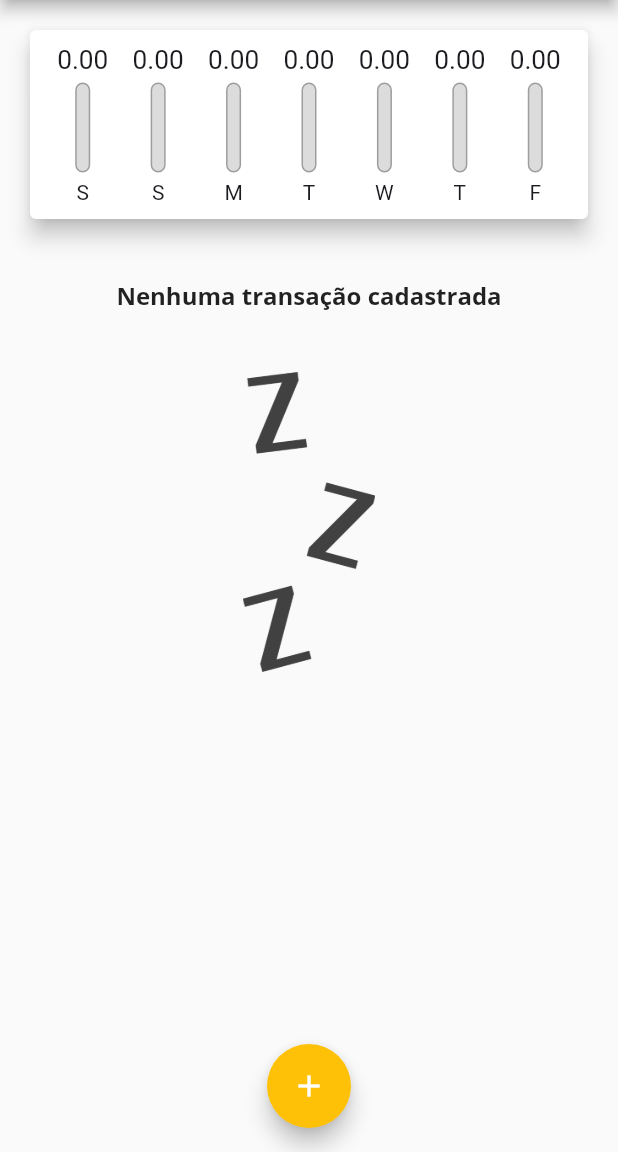
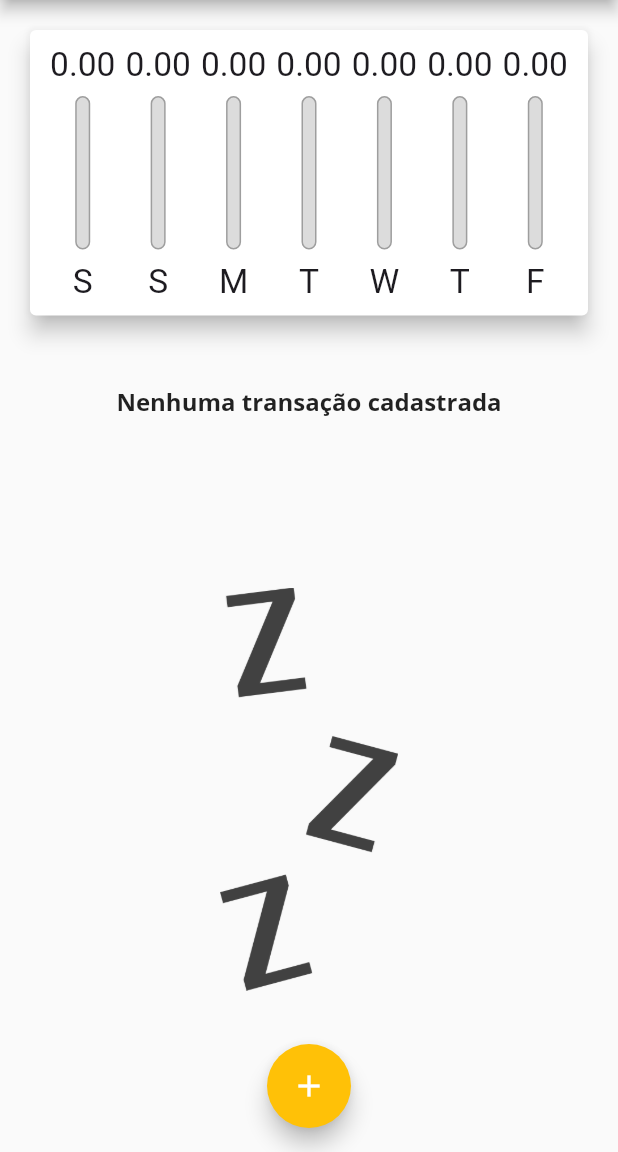
Before and after one commit to ArianeBeltrao/personal-expenses, a Flutter app: the screen it shows after launch, on a phone screen of 412 x 824 dp, the part 84-1236 px from its top. Run offline on Flutter 3.47's test engine with Material 3 defaults, Android fonts, the phone set to English and light mode, and no system bars.

Commit message:
feat: added media query on landscape orientation and aplied height to fix small screens

```diff
--- a/lib/components/chart_bar.dart
+++ b/lib/components/chart_bar.dart
@@ -14,16 +14,17 @@ class ChartBar extends StatelessWidget {
 
   @override
   Widget build(BuildContext context) {
+    return LayoutBuilder(
+      builder: (ctx, constraints) {
         return Column(
-      children: <Widget>[
-        Container(
-          height: 20,
-
+          children: [
+            SizedBox(
+              height: constraints.maxHeight * 0.15,
               child: FittedBox(child: Text(value.toStringAsFixed(2))),
             ),
-        SizedBox(height: 5),
-        Container(
-          height: 60,
+            SizedBox(height: constraints.maxHeight * 0.05),
+            SizedBox(
+              height: constraints.maxHeight * 0.6,
               width: 10,
               child: Stack(
                 alignment: Alignment.bottomCenter,
@@ -31,7 +32,7 @@ class ChartBar extends StatelessWidget {
                   Container(
                     decoration: BoxDecoration(
                       border: Border.all(color: Colors.grey, width: 1.0),
-                  color: Color.fromRGBO(220, 220, 220, 1),
+                      color: const Color.fromRGBO(220, 220, 220, 1),
                       borderRadius: BorderRadius.circular(5),
                     ),
                   ),
@@ -47,9 +48,14 @@ class ChartBar extends StatelessWidget {
                 ],
               ),
             ),
-        SizedBox(height: 5),
-        Text(label),
+            SizedBox(height: constraints.maxHeight * 0.05),
+            SizedBox(
+              height: constraints.maxHeight * 0.15,
+              child: FittedBox(child: Text(label)),
+            ),
           ],
+        );
+      },
     );
   }
 }
--- a/lib/components/transaction_list.dart
+++ b/lib/components/transaction_list.dart
@@ -10,26 +10,30 @@ class TransactionList extends StatelessWidget {
 
   @override
   Widget build(BuildContext context) {
-    return Container(
-      height: 430,
-      child:
-          transactions.isEmpty
-              ? Column(
+    return transactions.isEmpty
+        ? LayoutBuilder(
+          builder: (ctx, constraints) {
+            return Column(
               children: <Widget>[
-                  SizedBox(height: 20),
-                  Text(
+                SizedBox(height: constraints.maxHeight * 0.05),
+                Container(
+                  height: constraints.maxHeight * 0.2,
+                  child: Text(
                     'Nenhuma transação cadastrada',
                     style: Theme.of(context).textTheme.titleLarge,
                   ),
-                  SizedBox(height: 40),
+                ),
+                SizedBox(height: constraints.maxHeight * 0.05),
                 Container(
-                    height: 200,
+                  height: constraints.maxHeight * 0.5,
                   child: Image.asset(
                     'assets/images/waiting.png',
                     fit: BoxFit.cover,
                   ),
                 ),
               ],
+            );
+          },
         )
         : ListView.builder(
           itemCount: transactions.length,
@@ -60,7 +64,6 @@ class TransactionList extends StatelessWidget {
               ),
             );
           },
-              ),
         );
   }
 }
--- a/lib/main.dart
+++ b/lib/main.dart
@@ -1,4 +1,5 @@
 import 'package:flutter/material.dart';
+import 'package:flutter/services.dart';
 
 import 'dart:math';
 
@@ -56,6 +57,7 @@ class MyHomePage extends StatefulWidget {
 
 class _MyHomePageState extends State<MyHomePage> {
   final List<Transaction> _transactions = [];
+  bool _showChart = false;
 
   List<Transaction> get _recentTransactions {
     return _transactions.where((tr) {
@@ -95,22 +97,52 @@ class _MyHomePageState extends State<MyHomePage> {
 
   @override
   Widget build(BuildContext context) {
-    return Scaffold(
-      appBar: AppBar(
+    bool isLandscape =
+        MediaQuery.of(context).orientation == Orientation.landscape;
+
+    final appBar = AppBar(
       title: Text('Despesas Pessoais'),
       actions: <Widget>[
+        if (isLandscape)
+          IconButton(
+            onPressed: () {
+              setState(() {
+                setState(() {
+                  _showChart = !_showChart;
+                });
+              });
+            },
+            icon: Icon(_showChart ? Icons.list : Icons.show_chart),
+          ),
         IconButton(
           onPressed: () => _openTransactionFormModal(context),
           icon: Icon(Icons.add),
         ),
       ],
-      ),
+    );
+    final availableHeight =
+        MediaQuery.of(context).size.height -
+        appBar.preferredSize.height -
+        MediaQuery.of(
+          context,
+        ).padding.top; // faz a aplicação total não ter mais scrool, só no list
+
+    return Scaffold(
+      appBar: appBar,
       body: SingleChildScrollView(
         child: Column(
           crossAxisAlignment: CrossAxisAlignment.stretch,
-          children: [
-            Chart(_recentTransactions),
-            TransactionList(_transactions, _removeTransaction),
+          children: <Widget>[
+            if (_showChart || !isLandscape)
+              Container(
+                height: availableHeight * (isLandscape ? 0.7 : 0.3),
+                child: Chart(_recentTransactions),
+              ),
+            if (!_showChart || !isLandscape)
+              Container(
+                height: availableHeight * 0.7,
+                child: TransactionList(_transactions, _removeTransaction),
+              ),
           ],
         ),
       ),
```
Lines whose indentation alone changed are shown as unchanged.
